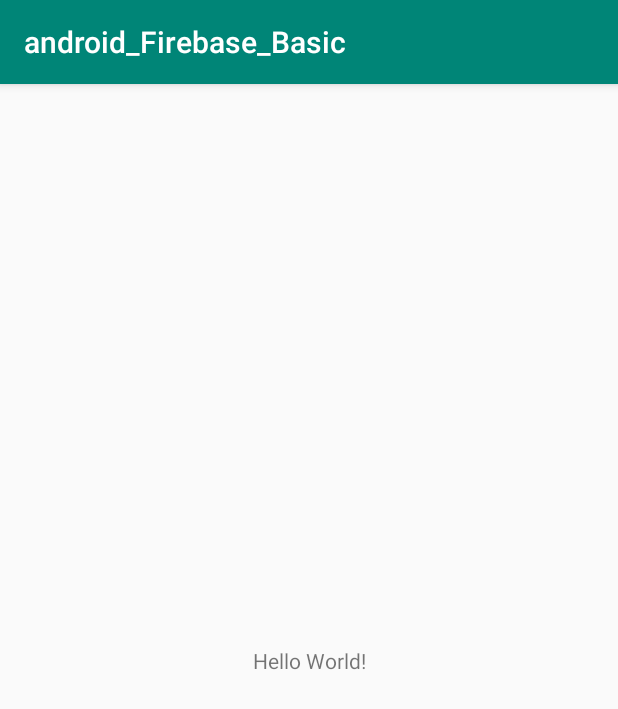
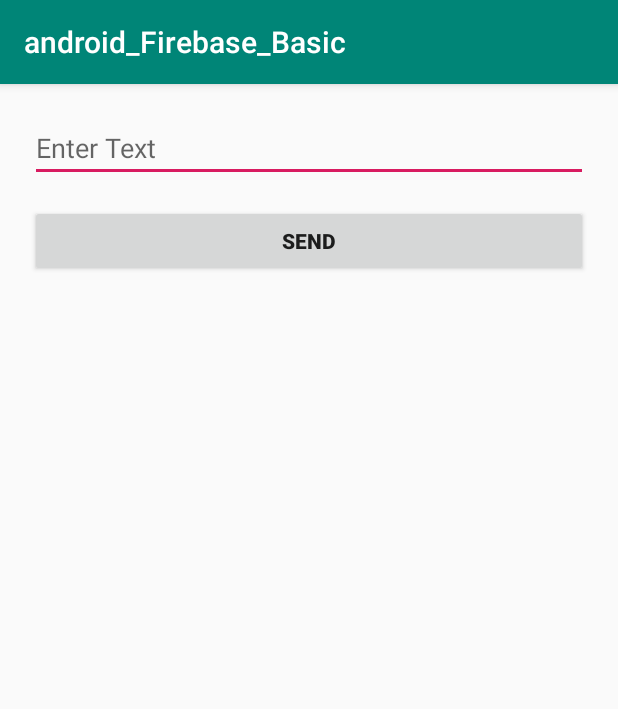
Before and after one commit to ShakilAhmedShaj/android_Firebase_Basic, an Android app: the screen it shows after launch (MainActivity), on a phone screen of 412 x 824 dp. Shown: the top 709 px of the screen. Run offline under Robolectric (Android 15) with nearby library versions, the phone set to English and light mode, and no system bars; our stand-ins replace Firebase (no records; nobody signed in at launch, a user with empty details on screens opened directly).

Commit message:
basic writing data

```diff
--- a/app/src/main/java/com/t3ch/shaj/android_firebase_basic/MainActivity.java
+++ b/app/src/main/java/com/t3ch/shaj/android_firebase_basic/MainActivity.java
@@ -2,6 +2,8 @@ package com.t3ch.shaj.android_firebase_basic;
 
 import android.support.v7.app.AppCompatActivity;
 import android.os.Bundle;
+import android.view.View;
+import android.widget.EditText;
 
 import com.google.firebase.database.DatabaseReference;
 import com.google.firebase.database.FirebaseDatabase;
@@ -13,9 +15,25 @@ public class MainActivity extends AppCompatActivity {
         super.onCreate(savedInstanceState);
         setContentView(R.layout.activity_main);
 
+
+    }
+
+    public void buttonClicked(View view) {
+
+
         FirebaseDatabase database = FirebaseDatabase.getInstance();
         DatabaseReference myRef = database.getReference("message");
 
-        myRef.setValue("Hello SHAJ");
+        //myRef.setValue("Hello SHAJ");
+
+        EditText editText = findViewById(R.id.editTextID);
+
+        String message = editText.getText().toString();
+
+        myRef.setValue(message);
+
+
     }
+
+
 }
--- a/app/src/main/res/layout/activity_main.xml
+++ b/app/src/main/res/layout/activity_main.xml
@@ -1,18 +1,26 @@
 <?xml version="1.0" encoding="utf-8"?>
-<android.support.constraint.ConstraintLayout xmlns:android="http://schemas.android.com/apk/res/android"
+<LinearLayout xmlns:android="http://schemas.android.com/apk/res/android"
     xmlns:app="http://schemas.android.com/apk/res-auto"
     xmlns:tools="http://schemas.android.com/tools"
     android:layout_width="match_parent"
     android:layout_height="match_parent"
+    android:layout_margin="20dp"
+    android:orientation="vertical"
     tools:context=".MainActivity">
 
-    <TextView
-        android:layout_width="wrap_content"
+    <EditText
+        android:id="@+id/editTextID"
+        android:layout_width="match_parent"
         android:layout_height="wrap_content"
-        android:text="Hello World!"
-        app:layout_constraintBottom_toBottomOf="parent"
-        app:layout_constraintLeft_toLeftOf="parent"
-        app:layout_constraintRight_toRightOf="parent"
-        app:layout_constraintTop_toTopOf="parent" />
+        android:hint="Enter Text" />
 
-</android.support.constraint.ConstraintLayout>
+    <Button
+        android:id="@+id/sendBTN_ID"
+        android:layout_width="match_parent"
+        android:layout_height="wrap_content"
+        android:layout_marginTop="15dp"
+        android:text="SEND"
+        android:textStyle="bold"
+        android:onClick="buttonClicked"/>
+
+</LinearLayout>
```
